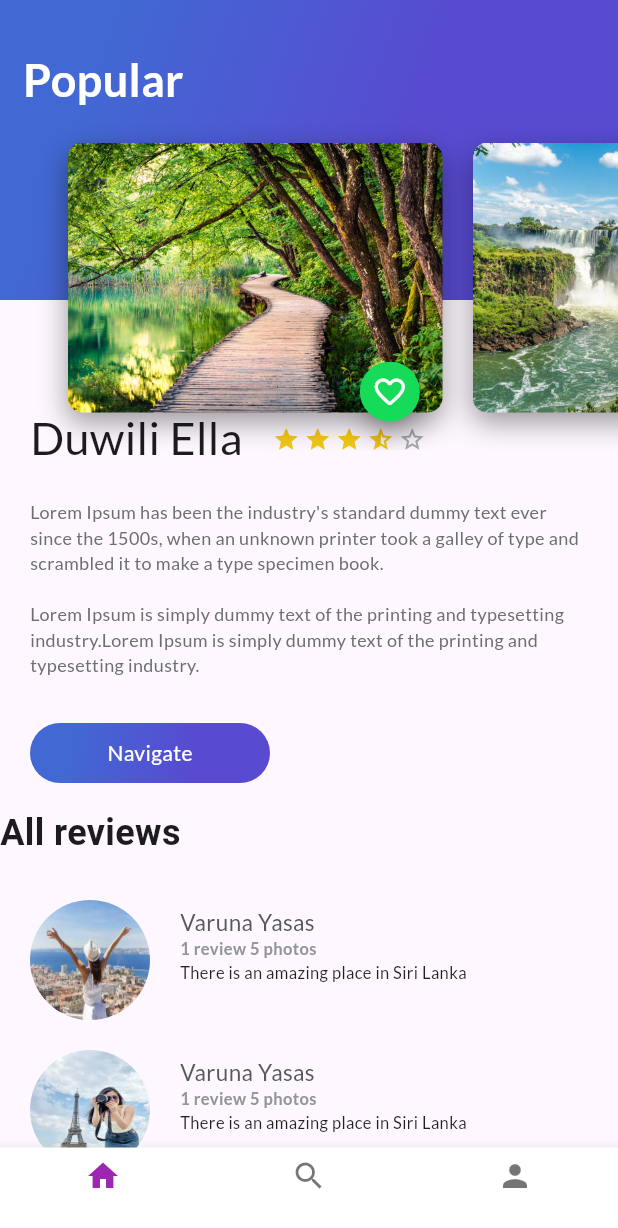
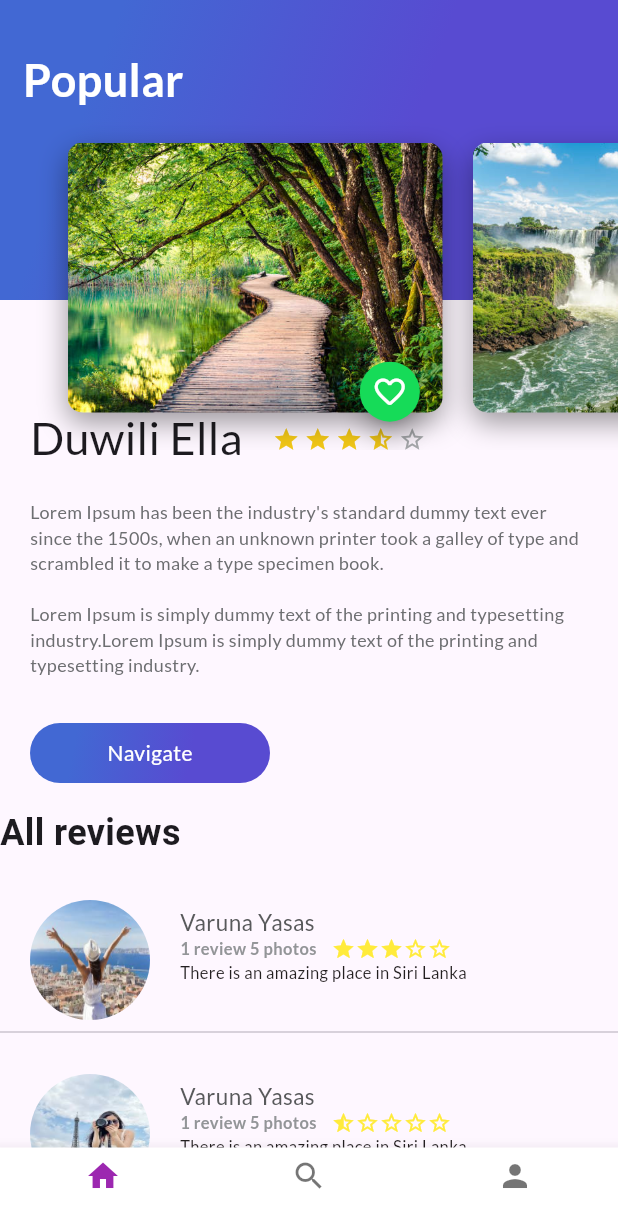
Before and after one commit to ChristianMendoza97/MendozaPrueba, a Flutter app: the screen it shows after launch, on a phone screen of 412 x 824 dp. Shown: the top 1228 px of the screen. Run offline on Flutter 3.47's test engine with Material 3 defaults, Android fonts, the phone set to English and light mode, and no system bars; our stand-ins replace google_fonts.

Commit message:
Cambio en el proyecto

```diff
--- a/lib/review.dart
+++ b/lib/review.dart
@@ -1,20 +1,22 @@
+// review.dart
+
 import 'package:flutter/material.dart';
 
 class Review extends StatelessWidget {
-  const Review(
-      {super.key,
+  const Review({
+    super.key,
     required this.pathImage,
     required this.name,
     required this.information,
-      required this.comment});
+    required this.comment,
+    required this.stars, // Se agrega el parámetro para las estrellas
+  });
 
   final String pathImage;
-
   final String name;
-
   final String information;
-
   final String comment;
+  final Row stars; // Se agrega esta propiedad para las estrellas
 
   @override
   Widget build(BuildContext context) {
@@ -49,10 +51,11 @@ class Review extends StatelessWidget {
       ),
     );
 
-    final userInformation = Container(
-      margin: const EdgeInsets.only(
-        left: 20,
-      ),
+    // Información y estrellas se colocan en una fila
+    final userInformationAndStars = Row(
+      children: [
+        Container(
+          margin: const EdgeInsets.only(left: 20),
           child: Text(
             information,
             textAlign: TextAlign.left,
@@ -63,19 +66,20 @@ class Review extends StatelessWidget {
               color: Color(0xff939598),
             ),
           ),
+        ),
+        const SizedBox(width: 10), // Espacio entre información y estrellas
+        stars, // Se agregan las estrellas al lado de la información
+      ],
     );
 
     final userComment = Container(
-      margin: const EdgeInsets.only(
-        left: 20,
-      ),
+      margin: const EdgeInsets.only(left: 20),
       child: Text(
         comment,
         textAlign: TextAlign.left,
         style: const TextStyle(
           fontFamily: 'Lato',
           fontSize: 11,
-          // fontWeight: FontWeight.bold,
           color: Color(0xff231F20),
         ),
       ),
@@ -85,7 +89,7 @@ class Review extends StatelessWidget {
       crossAxisAlignment: CrossAxisAlignment.start,
       children: <Widget>[
         userName,
-        userInformation,
+        userInformationAndStars, // Se coloca la información y estrellas juntas
         userComment,
       ],
     );
--- a/lib/review_list.dart
+++ b/lib/review_list.dart
@@ -1,9 +1,32 @@
+// review_list.dart
+
 import 'package:flutter/material.dart';
 import 'review.dart';
 
-// Prefijo para la clase según tus iniciales
 class ReviewList extends StatelessWidget {
   const ReviewList({super.key});
+
+  // Método para generar las estrellas
+  Row _buildStars(int filledStars, bool hasHalfStar) {
+    List<Widget> stars = [];
+
+    // Agrega las estrellas llenas
+    for (int i = 0; i < filledStars; i++) {
+      stars.add(const Icon(Icons.star, color: Colors.yellow, size: 16));
+    }
+
+    // Agrega media estrella si es necesario
+    if (hasHalfStar) {
+      stars.add(const Icon(Icons.star_half, color: Colors.yellow, size: 16));
+    }
+
+    // Completa con estrellas vacías
+    while (stars.length < 5) {
+      stars.add(const Icon(Icons.star_border, color: Colors.yellow, size: 16));
+    }
+
+    return Row(children: stars);
+  }
 
   @override
   Widget build(BuildContext context) {
@@ -21,89 +44,33 @@ class ReviewList extends StatelessWidget {
             ),
           ),
         ),
-        // Reseña 1 con estrellas agregadas (3 rellenas, 1 semi rellena, 1 vacía)
+        // Reseña 1 con 3 estrellas llenas
         Review(
           pathImage: 'assets/images/girl.jpg',
           name: 'Varuna Yasas',
           information: '1 review 5 photos',
           comment: 'There is an amazing place in Siri Lanka',
-          stars: Row(
-            children: const [
-              Icon(Icons.star, color: Colors.yellow, size: 16),
-              Icon(Icons.star, color: Colors.yellow, size: 16),
-              Icon(Icons.star, color: Colors.yellow, size: 16),
-              Icon(Icons.star_half, color: Colors.yellow, size: 16),
-              Icon(Icons.star_border, color: Colors.yellow, size: 16),
-            ],
-          ),
+          stars: _buildStars(3, false), // 3 estrellas llenas
         ),
+        const Divider(),
+        // Reseña 2 con 1 estrella media
         Review(
           pathImage: 'assets/images/ann.jpg',
           name: 'Varuna Yasas',
           information: '1 review 5 photos',
           comment: 'There is an amazing place in Siri Lanka',
-          stars: Row(
-            children: const [
-              Icon(Icons.star, color: Colors.yellow, size: 16),
-              Icon(Icons.star, color: Colors.yellow, size: 16),
-              Icon(Icons.star, color: Colors.yellow, size: 16),
-              Icon(Icons.star_half, color: Colors.yellow, size: 16),
-              Icon(Icons.star_border, color: Colors.yellow, size: 16),
-            ],
-          ),
+          stars: _buildStars(0, true), // 1 estrella media
         ),
+        const Divider(),
+        // Reseña 3 con 1 estrella vacía
         Review(
           pathImage: 'assets/images/people.jpg',
           name: 'Varuna Yasas',
           information: '1 review 5 photos',
           comment: 'There is an amazing place in Siri Lanka',
-          stars: Row(
-            children: const [
-              Icon(Icons.star, color: Colors.yellow, size: 16),
-              Icon(Icons.star, color: Colors.yellow, size: 16),
-              Icon(Icons.star, color: Colors.yellow, size: 16),
-              Icon(Icons.star_half, color: Colors.yellow, size: 16),
-              Icon(Icons.star_border, color: Colors.yellow, size: 16),
-            ],
-          ),
+          stars: _buildStars(0, false), // Solo estrellas vacías
         ),
       ],
     );
   }
 }
-
-// Prefijo aplicado solo a la nueva clase creada.
-class CJMMReview extends StatelessWidget {
-  final String pathImage;
-  final String name;
-  final String information;
-  final String comment;
-  final Widget stars; // Nueva propiedad para las estrellas
-
-  const CJMMReview({
-    super.key,
-    required this.pathImage,
-    required this.name,
-    required this.information,
-    required this.comment,
-    required this.stars, // Se agrega este parámetro
-  });
-
-  @override
-  Widget build(BuildContext context) {
-    return ListTile(
-      leading: CircleAvatar(
-        backgroundImage: AssetImage(pathImage),
-      ),
-      title: Text(name),
-      subtitle: Column(
-        crossAxisAlignment: CrossAxisAlignment.start,
-        children: [
-          Text(information),
-          stars, // Se muestran las estrellas
-        ],
-      ),
-      trailing: Text(comment),
-    );
-  }
-}
```
Lines whose indentation alone changed are shown as unchanged.
